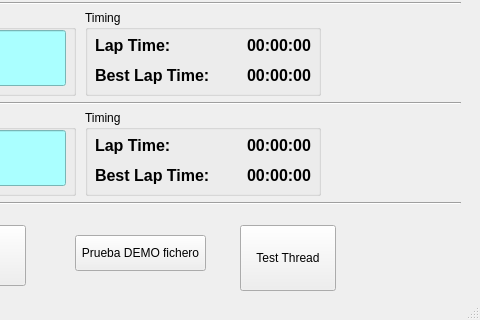
Qt form src/mainwindow.ui (frechilla/qslotracing) before a commit; both pictures show x 720 to 1200 and y 400 to 720 of the 1200 by 720 pixel window.
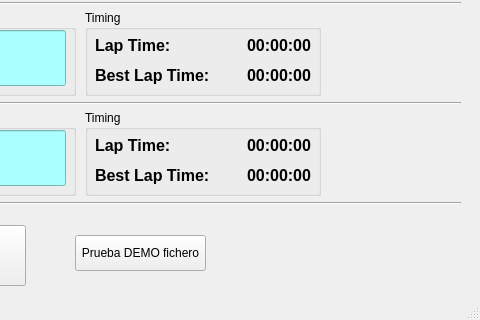
The same form after that commit. Icons and pictures are not drawn.

Commit message: Test thread button removed; config dialog updated: driver enabled tick managed automatically.

What changed in the file:
```diff
--- a/src/mainwindow.ui
+++ b/src/mainwindow.ui
@@ -2137,19 +2137,6 @@
      </property>
     </widget>
    </widget>
-   <widget class="QPushButton" name="btnThread">
-    <property name="geometry">
-     <rect>
-      <x>960</x>
-      <y>625</y>
-      <width>96</width>
-      <height>66</height>
-     </rect>
-    </property>
-    <property name="text">
-     <string>Test Thread</string>
-    </property>
-   </widget>
    <widget class="QGroupBox" name="groupBox_24">
     <property name="geometry">
      <rect>
```
The commit also changes 4 other files.
